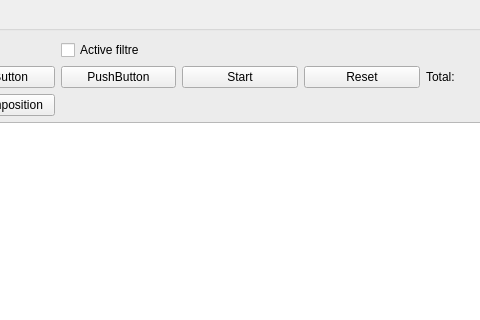
Before: the Qt Designer form view/statArray.ui in jfroger78/Programme5_bis, drawn with Qt 5; both pictures show x 84 to 564 and y 0 to 320 of the 1013 by 421 pixel window.
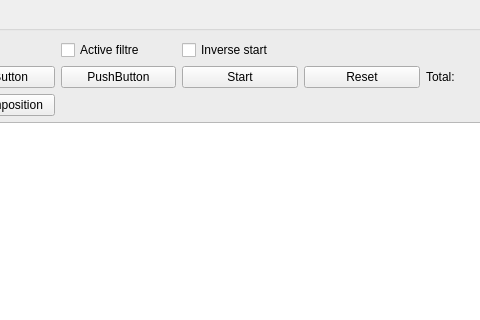
After: the same form once the commit is applied.

Commit message: [FEATURE] - Add the possibility to inverse the sub filter.

```diff
--- a/view/statArray.ui
+++ b/view/statArray.ui
@@ -89,6 +89,13 @@
         </property>
        </widget>
       </item>
+      <item row="0" column="2">
+       <widget class="QCheckBox" name="m_subFilterType">
+        <property name="text">
+         <string>Inverse start</string>
+        </property>
+       </widget>
+      </item>
      </layout>
     </widget>
    </item>
```
The commit also changes 3 other files.
